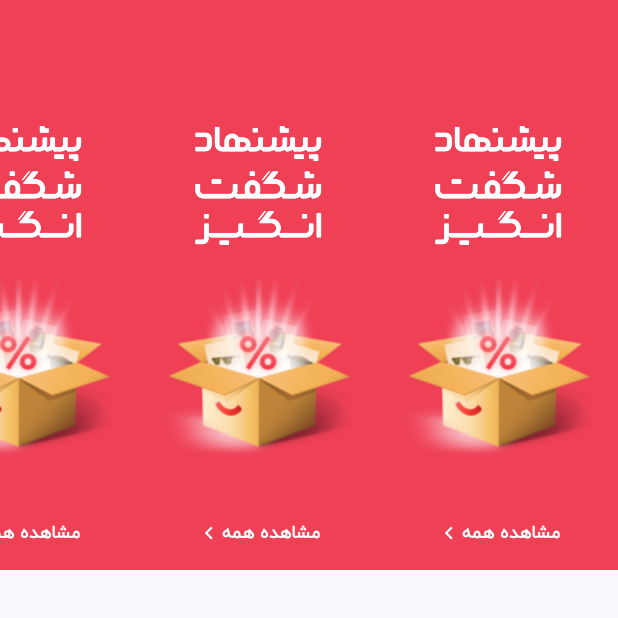
After one commit to mohammadrezaaliabadi/Digikala, an Android app built with Jetpack Compose: the composable AmazingOfferSection shown on its own in the app's theme, on a phone screen of 412 x 824 dp, the top half of it. The commit adds this screen. Run offline under Robolectric (Android 15) with nearby library versions, the phone set to English and light mode, and no system bars; our stand-ins replace Dagger/Hilt's generated code.

Commit message:
Adding amazing api call close #26 Show AmazingOffer in home screen close #27

```diff
--- a/app/src/main/java/com/pureamorous/digikala/data/remote/HomeApiInterface.kt
+++ b/app/src/main/java/com/pureamorous/digikala/data/remote/HomeApiInterface.kt
@@ -1,6 +1,7 @@
 package com.pureamorous.digikala.data.remote
 
 import com.pureamorous.digikala.data.model.ResponseResult
+import com.pureamorous.digikala.data.model.home.AmazingItem
 import com.pureamorous.digikala.data.model.home.Slider
 import retrofit2.Response
 import retrofit2.http.GET
@@ -8,5 +9,8 @@ import retrofit2.http.GET
 
 interface HomeApiInterface {
     @GET("v1/getSlider")
-    suspend fun getSlider():Response<ResponseResult<List<Slider>>>
+    suspend fun getSlider(): Response<ResponseResult<List<Slider>>>
+
+    @GET("v1/getAmazingProducts")
+    suspend fun getAmazingItems(): Response<ResponseResult<List<AmazingItem>>>
 }
--- a/app/src/main/java/com/pureamorous/digikala/repository/HomeRepository.kt
+++ b/app/src/main/java/com/pureamorous/digikala/repository/HomeRepository.kt
@@ -1,5 +1,6 @@
 package com.pureamorous.digikala.repository
 
+import com.pureamorous.digikala.data.model.home.AmazingItem
 import com.pureamorous.digikala.data.model.home.Slider
 import com.pureamorous.digikala.data.remote.BaseApiResponse
 import com.pureamorous.digikala.data.remote.HomeApiInterface
@@ -9,4 +10,7 @@ import javax.inject.Inject
 class HomeRepository @Inject constructor(private val api: HomeApiInterface) : BaseApiResponse() {
 
     suspend fun getSlider(): NetworkResult<List<Slider>> = safeApiCall { api.getSlider() }
+
+    suspend fun getAmazingItems(): NetworkResult<List<AmazingItem>> =
+        safeApiCall { api.getAmazingItems() }
 }
--- /dev/null
+++ b/app/src/main/java/com/pureamorous/digikala/ui/screens/home/AmazingOfferCard.kt
@@ -0,0 +1,74 @@
+package com.pureamorous.digikala.ui.screens.home
+
+import androidx.compose.foundation.Image
+import androidx.compose.foundation.layout.*
+import androidx.compose.material.icons.Icons
+import androidx.compose.material.icons.filled.KeyboardArrowLeft
+import androidx.compose.material3.Icon
+import androidx.compose.material3.MaterialTheme
+import androidx.compose.material3.Text
+import androidx.compose.runtime.Composable
+import androidx.compose.ui.Alignment
+import androidx.compose.ui.Modifier
+import androidx.compose.ui.graphics.Color
+import androidx.compose.ui.res.painterResource
+import androidx.compose.ui.res.stringResource
+import androidx.compose.ui.text.font.FontWeight
+import androidx.compose.ui.unit.dp
+import com.pureamorous.digikala.R
+import com.pureamorous.digikala.ui.theme.spacing
+
+@Composable
+fun AmazingOfferCard(topImageResId:Int,bottomImageResId:Int) {
+    Column(
+        modifier = Modifier
+            .width(160.dp)
+            .height(380.dp)
+            .padding(
+                vertical = MaterialTheme.spacing.medium,
+                horizontal = MaterialTheme.spacing.extraSmall
+            ),
+        horizontalAlignment = Alignment.CenterHorizontally,
+        verticalArrangement = Arrangement.Center
+
+    ) {
+        Spacer(modifier = Modifier.height(60.dp))
+        Image( painter = painterResource(id = topImageResId),
+            contentDescription = "",
+            modifier = Modifier
+                .fillMaxWidth()
+                .height(95.dp)
+        )
+        Spacer(modifier = Modifier.height(15.dp))
+        Image(
+            painter = painterResource(id = bottomImageResId),
+            contentDescription = "",
+            modifier = Modifier
+                .fillMaxWidth()
+                .height(120.dp)
+        )
+        Spacer(modifier = Modifier.height(40.dp))
+        Row(
+            modifier = Modifier.fillMaxSize(),
+            horizontalArrangement = Arrangement.Center,
+            verticalAlignment = Alignment.Bottom
+        ) {
+            Text(
+                text = stringResource(id = R.string.see_all),
+                style = MaterialTheme.typography.labelSmall,
+                color = Color.White,
+                fontWeight = FontWeight.SemiBold
+            )
+
+            Icon(
+                imageVector = Icons.Filled.KeyboardArrowLeft,
+                contentDescription = "",
+                tint = Color.White
+            )
+        }
+
+    }
+
+
+
+}
--- /dev/null
+++ b/app/src/main/java/com/pureamorous/digikala/ui/screens/home/AmazingOfferSection.kt
@@ -0,0 +1,70 @@
+package com.pureamorous.digikala.ui.screens.home
+
+import android.util.Log
+import androidx.compose.foundation.background
+import androidx.compose.foundation.layout.Column
+import androidx.compose.foundation.layout.fillMaxWidth
+import androidx.compose.foundation.lazy.LazyRow
+import androidx.compose.material3.MaterialTheme
+import androidx.compose.runtime.*
+import androidx.compose.ui.Modifier
+import androidx.hilt.navigation.compose.hiltViewModel
+import com.pureamorous.digikala.R
+import com.pureamorous.digikala.data.model.home.AmazingItem
+import com.pureamorous.digikala.data.remote.NetworkResult
+import com.pureamorous.digikala.ui.theme.DigikalaLightRed
+import com.pureamorous.digikala.viewmodel.HomeViewModel
+
+@Composable
+fun AmazingOfferSection(viewModel: HomeViewModel = hiltViewModel()) {
+    var amazingItemList by remember {
+        mutableStateOf<List<AmazingItem>>(emptyList())
+    }
+
+    var loading by remember {
+        mutableStateOf(false)
+    }
+    val amazingItemResult by viewModel.amazingItems.collectAsState()
+    when (amazingItemResult) {
+        is NetworkResult.Success -> {
+
+            amazingItemList = amazingItemResult.data ?: emptyList()
+            loading = false
+            Log.e("3636", "item : ${amazingItemList[0].name}")
+
+        }
+        is NetworkResult.Error -> {
+            loading = false
+            Log.e("3636", "AmazingOfferSection error : ${amazingItemResult.message}")
+
+        }
+        is NetworkResult.Loading -> {
+            loading = true
+        }
+    }
+
+    Column( modifier = Modifier
+        .fillMaxWidth()
+        .background(MaterialTheme.colorScheme.DigikalaLightRed)) {
+        LazyRow(modifier = Modifier.background(MaterialTheme.colorScheme.DigikalaLightRed)) {
+            item {
+                AmazingOfferCard(R.drawable.amazings, R.drawable.box)
+            }
+            item {
+                AmazingOfferCard(R.drawable.amazings, R.drawable.box)
+            }
+            item {
+                AmazingOfferCard(R.drawable.amazings, R.drawable.box)
+            }
+            item {
+                AmazingOfferCard(R.drawable.amazings, R.drawable.box)
+            }
+            item {
+                AmazingShowMoreItem()
+            }
+
+        }
+
+    }
+
+}
--- a/app/src/main/java/com/pureamorous/digikala/ui/theme/Color.kt
+++ b/app/src/main/java/com/pureamorous/digikala/ui/theme/Color.kt
@@ -45,3 +45,7 @@ val ColorScheme.amber:Color
 val ColorScheme.grayCategory:Color
     @Composable
     get() = Color(0xFFF1F0EE)
+
+val ColorScheme.DigikalaLightRed:Color
+    @Composable
+    get() = Color(0xffef4056)
--- a/app/src/main/res/values/strings.xml
+++ b/app/src/main/res/values/strings.xml
@@ -13,5 +13,5 @@
     <string name="digi_plus">دیجی‌پلاس</string>
     <string name="digi_shopping">خرید سر ماه</string>
     <string name="more">بیشتر</string>
-
+    <string name="see_all">مشاهده همه</string>
 </resources>
```
Also changed, not shown: app/src/main/java/com/pureamorous/digikala/data/model/home/AmazingItem.kt (added, +10 -0 lines), app/src/main/java/com/pureamorous/digikala/ui/screens/home/AmazingShowMoreItem.kt (added, +60 -0 lines), app/src/main/java/com/pureamorous/digikala/ui/screens/home/HomeScreen.kt (+6 -2 lines), app/src/main/java/com/pureamorous/digikala/viewmodel/HomeViewModel.kt (+9 -1 lines), app/src/main/res/drawable/amazings.png (added), app/src/main/res/drawable/box.png (added), app/src/main/res/drawable/show_more.png (added), 1 other file.
